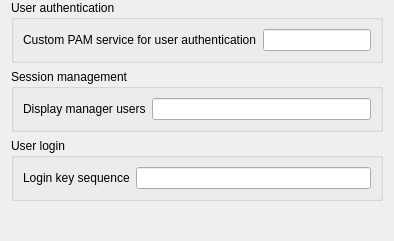
The window that plugins/platform/linux/LinuxPlatformConfigurationPage.ui (veyon/veyon) describes before a commit, drawn with Qt 5.
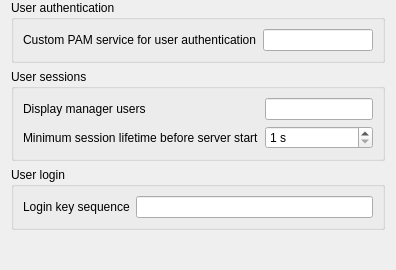
The same window after the commit. Icons and pictures are not drawn.

Commit message: LinuxServiceCore: make minimum user session lifetime configurable

```diff
--- a/plugins/platform/linux/LinuxPlatformConfigurationPage.ui
+++ b/plugins/platform/linux/LinuxPlatformConfigurationPage.ui
@@ -42,7 +42,7 @@
    <item>
     <widget class="QGroupBox" name="groupBox_2">
      <property name="title">
-      <string>Session management</string>
+      <string>User sessions</string>
      </property>
      <layout class="QGridLayout" name="gridLayout_2">
       <item row="1" column="0">
@@ -55,6 +55,26 @@
       <item row="1" column="1">
        <widget class="QLineEdit" name="displayManagerUsers"/>
       </item>
+      <item row="2" column="0">
+       <widget class="QLabel" name="label_3">
+        <property name="text">
+         <string>Minimum session lifetime before server start</string>
+        </property>
+       </widget>
+      </item>
+      <item row="2" column="1">
+       <widget class="QSpinBox" name="minimumUserSessionLifetime">
+        <property name="suffix">
+         <string notr="true"> s</string>
+        </property>
+        <property name="minimum">
+         <number>1</number>
+        </property>
+        <property name="maximum">
+         <number>60</number>
+        </property>
+       </widget>
+      </item>
      </layout>
     </widget>
    </item>
```
The commit also changes 3 other files.
